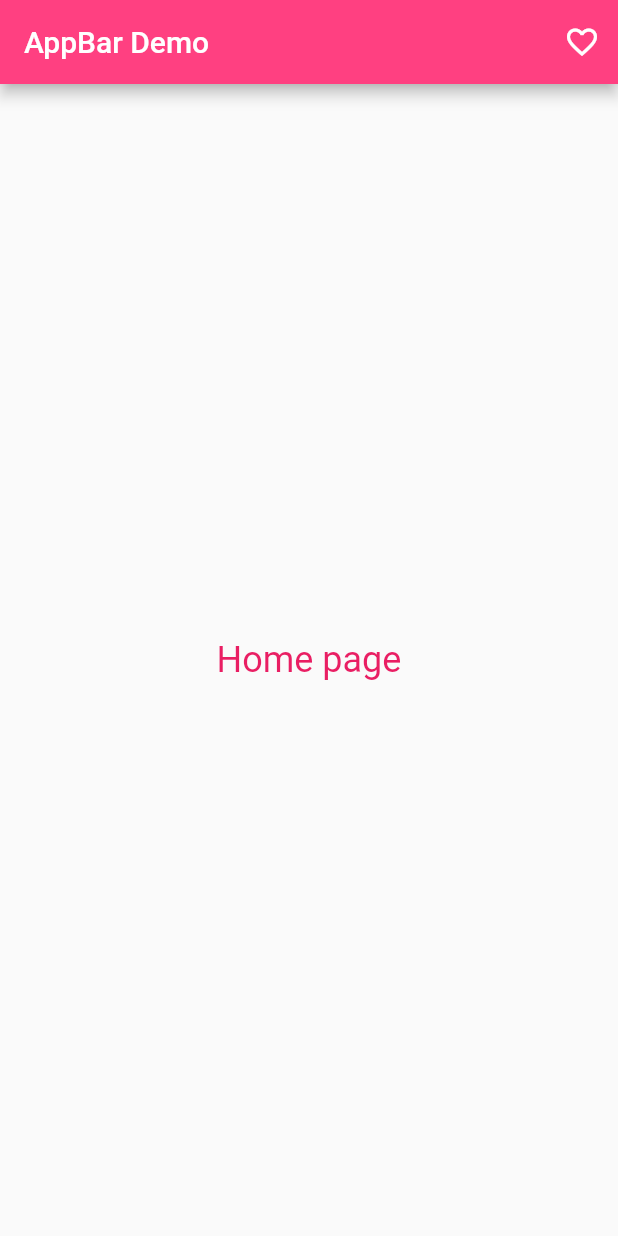
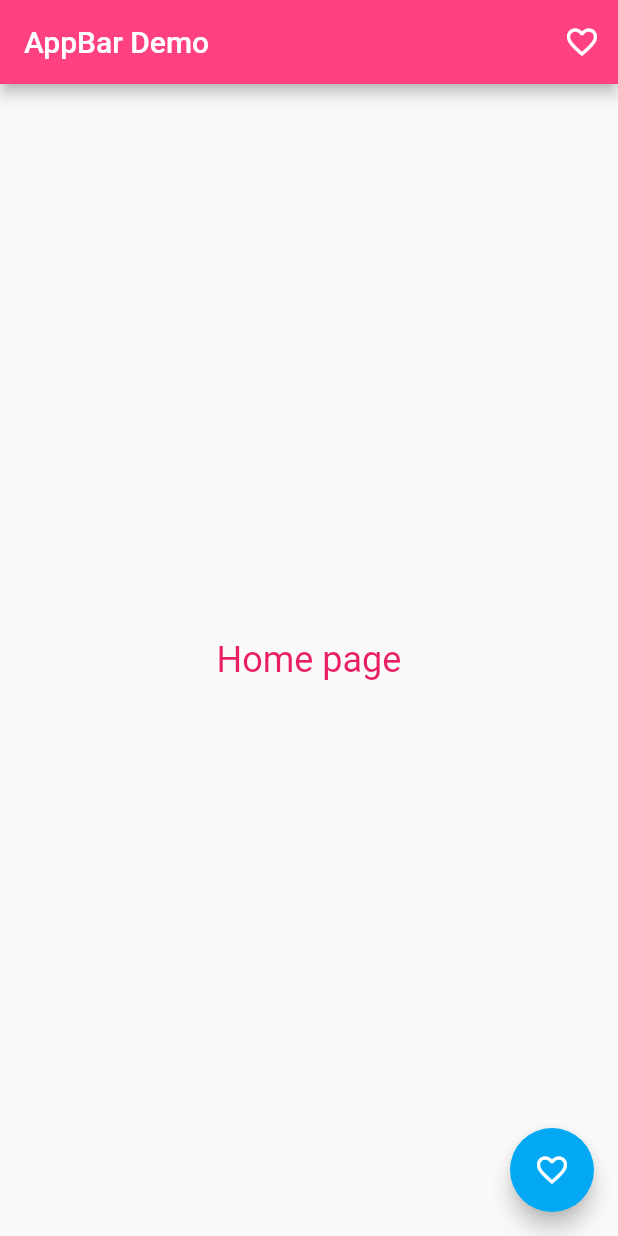
Before and after one commit to kamkoum-sabrine/statefull-widget-flutter, a Flutter app: the screen it shows after launch, on a phone screen of 412 x 824 dp. Run offline on Flutter 3.47's test engine with Material 2 defaults, Android fonts, the phone set to English and light mode, and no system bars.

Commit message:
add floatingActionButton

```diff
--- a/lib/main.dart
+++ b/lib/main.dart
@@ -60,8 +60,15 @@ class _WidgetStatefull extends State<WidgetStatefull> {
           style: TextStyle(fontSize: 24, color: Colors.pink),
         ),
       ),
+      floatingActionButton: FloatingActionButton(
+        onPressed: favoritePage,
+        child: const Icon(Icons.favorite_border_outlined),
+        backgroundColor: Colors.lightBlue,
+      ), // This trailing comma makes auto-formatting nicer for build methods.
     );
   }
 
   void onPressedIconButton() {}
+
+  void favoritePage() {}
 }
```
